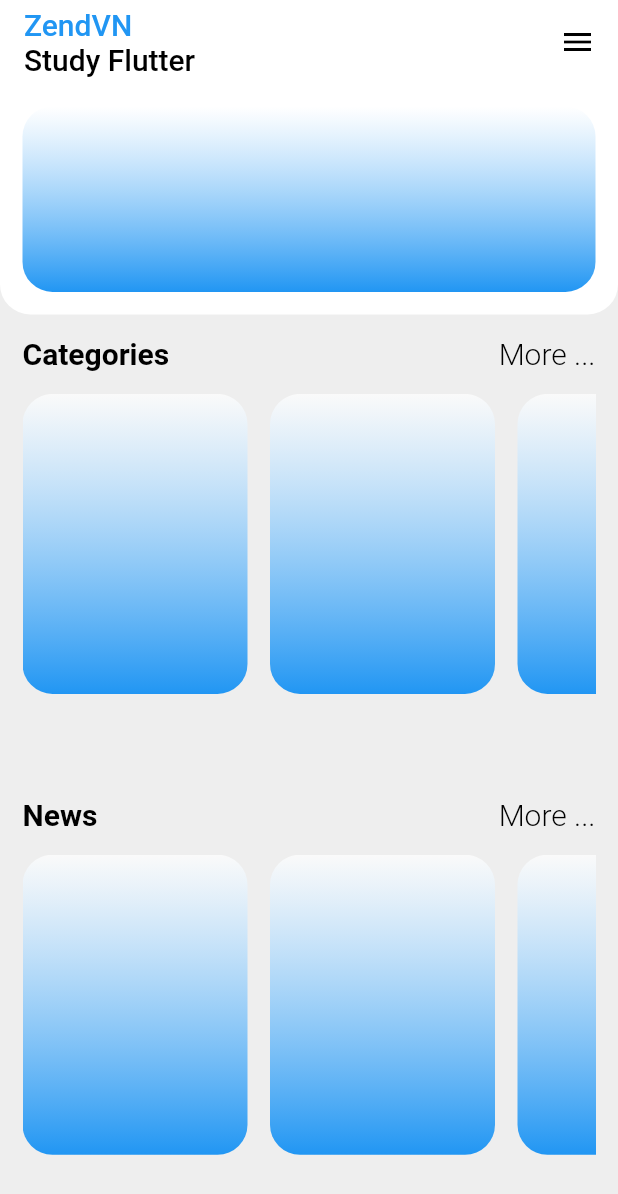
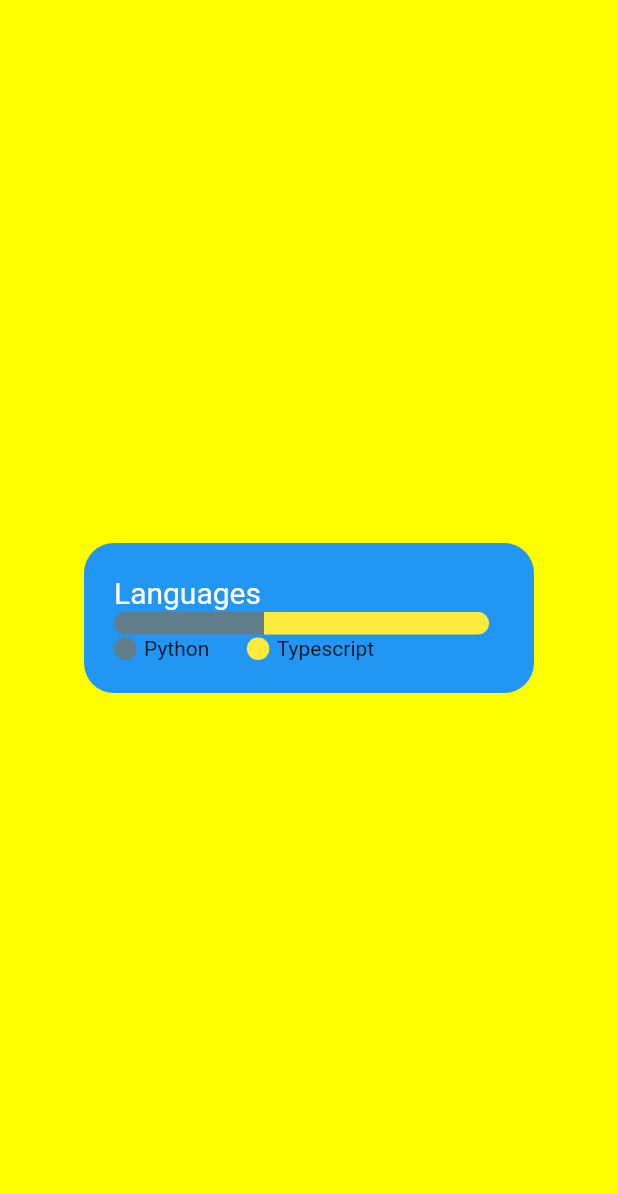
Before and after one commit to bhtri/zendvn_flutter_online, a Flutter app: the screen it shows after launch, on a phone screen of 412 x 824 dp. Shown: the top 1194 px of the screen. Run offline on Flutter 3.47's test engine with Material 2 defaults, Android fonts, the phone set to English and light mode, and no system bars.

Commit message:
🚧 bt04

```diff
--- /dev/null
+++ b/lib/page/bt04.dart
@@ -0,0 +1,80 @@
+import 'package:flutter/material.dart';
+
+class BT04 extends StatelessWidget {
+  const BT04({super.key});
+
+  @override
+  Widget build(BuildContext context) {
+    return Scaffold(
+      backgroundColor: Colors.yellowAccent,
+      body: Center(
+        child: Container(
+          width: 300,
+          height: 100,
+          padding: const EdgeInsets.all(20),
+          decoration: BoxDecoration(
+            color: Colors.blue,
+            borderRadius: BorderRadius.circular(20),
+          ),
+          child: Column(
+            mainAxisAlignment: MainAxisAlignment.spaceEvenly,
+            crossAxisAlignment: CrossAxisAlignment.start,
+            children: [
+              const Text(
+                'Languages',
+                style: TextStyle(color: Colors.white, fontSize: 20),
+              ),
+              Row(
+                children: [
+                  Container(
+                    width: 100,
+                    height: 15,
+                    decoration: const BoxDecoration(
+                      color: Colors.blueGrey,
+                      borderRadius:
+                          BorderRadius.horizontal(left: Radius.circular(20)),
+                    ),
+                  ),
+                  Container(
+                    width: 150,
+                    height: 15,
+                    decoration: const BoxDecoration(
+                      color: Colors.yellow,
+                      borderRadius:
+                          BorderRadius.horizontal(right: Radius.circular(20)),
+                    ),
+                  ),
+                ],
+              ),
+              Row(
+                children: [
+                  Container(
+                    width: 15,
+                    height: 15,
+                    decoration: BoxDecoration(
+                      color: Colors.blueGrey,
+                      borderRadius: BorderRadius.circular(20),
+                    ),
+                  ),
+                  const SizedBox(width: 5),
+                  const Text('Python'),
+                  const SizedBox(width: 25),
+                  Container(
+                    width: 15,
+                    height: 15,
+                    decoration: BoxDecoration(
+                      color: Colors.yellow,
+                      borderRadius: BorderRadius.circular(20),
+                    ),
+                  ),
+                  const SizedBox(width: 5),
+                  const Text('Typescript'),
+                ],
+              )
+            ],
+          ),
+        ),
+      ),
+    );
+  }
+}
--- a/lib/page/my_app.dart
+++ b/lib/page/my_app.dart
@@ -1,11 +1,11 @@
 import 'package:flutter/material.dart';
-import 'package:zendvn_online/page/bt02.dart';
+import 'package:zendvn_online/page/bt04.dart';
 
 class MyApp extends StatelessWidget {
   const MyApp({super.key});
 
   @override
   Widget build(BuildContext context) {
-    return const BT02();
+    return const BT04();
   }
 }
```
Also changed, not shown: lib/page/bt03.dart (added, +60 -0 lines).
